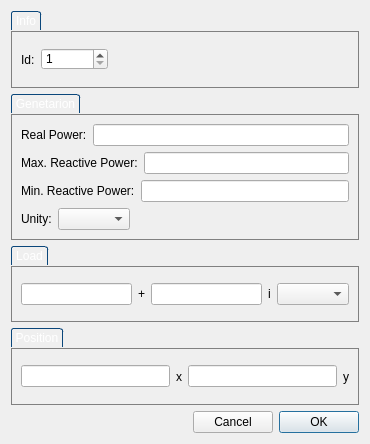
raulhuatuco/QuickFlow, file QKflow/windowaddpv.ui: the form before one commit.
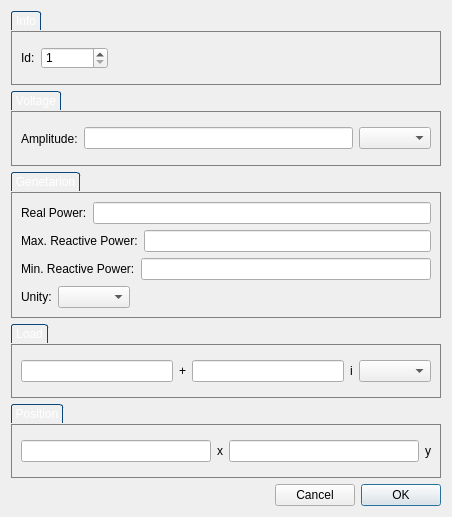
The form after the commit.

Diff of the .ui file:
```diff
--- a/QKflow/windowaddpv.ui
+++ b/QKflow/windowaddpv.ui
@@ -6,8 +6,8 @@
    <rect>
     <x>0</x>
     <y>0</y>
-    <width>370</width>
-    <height>444</height>
+    <width>452</width>
+    <height>517</height>
    </rect>
   </property>
   <property name="sizePolicy">
@@ -81,6 +81,54 @@
      </layout>
     </widget>
    </item>
+   <item>
+    <widget class="QGroupBox" name="gbLoad_2">
+     <property name="styleSheet">
+      <string notr="true">QGroupBox {
+border: 1px solid gray;
+margin-top: 20px;
+}
+
+QGroupBox::title
+{
+    subcontrol-origin: margin;	
+    border-top-left-radius: 3px;
+    border-top-right-radius: 3px;
+    border: 1px solid #0b477b;
+    border-bottom: none;
+    background-color: qlineargradient(x1: 0, y1: 0, x2: 0, y2: 1,
+        stop: 0 #001520, stop: 1 #000809);
+    padding: 2 2px;
+    color: white;   
+}</string>
+     </property>
+     <property name="title">
+      <string>Voltage</string>
+     </property>
+     <layout class="QHBoxLayout" name="horizontalLayout_9">
+      <item>
+       <widget class="QLabel" name="label_14">
+        <property name="text">
+         <string>Amplitude:</string>
+        </property>
+       </widget>
+      </item>
+      <item>
+       <widget class="QLineEdit" name="V">
+        <property name="toolTip">
+         <string>Comsumed power</string>
+        </property>
+        <property name="toolTipDuration">
+         <number>1</number>
+        </property>
+       </widget>
+      </item>
+      <item>
+       <widget class="QComboBox" name="VUnity"/>
+      </item>
+     </layout>
+    </widget>
+   </item>
    <item>
     <widget class="QGroupBox" name="groupBox">
      <property name="styleSheet">
```
